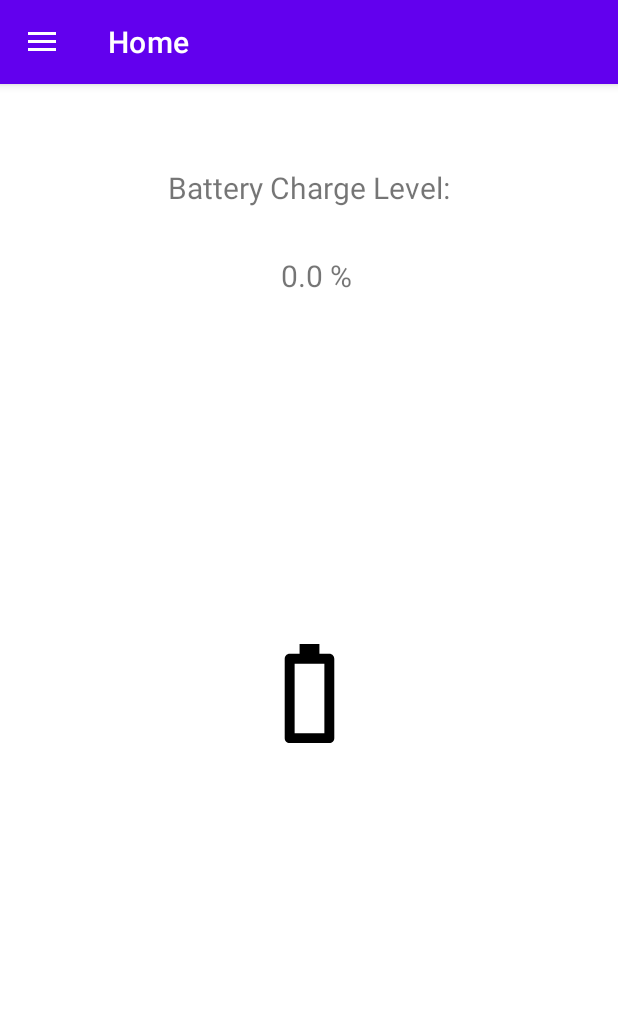
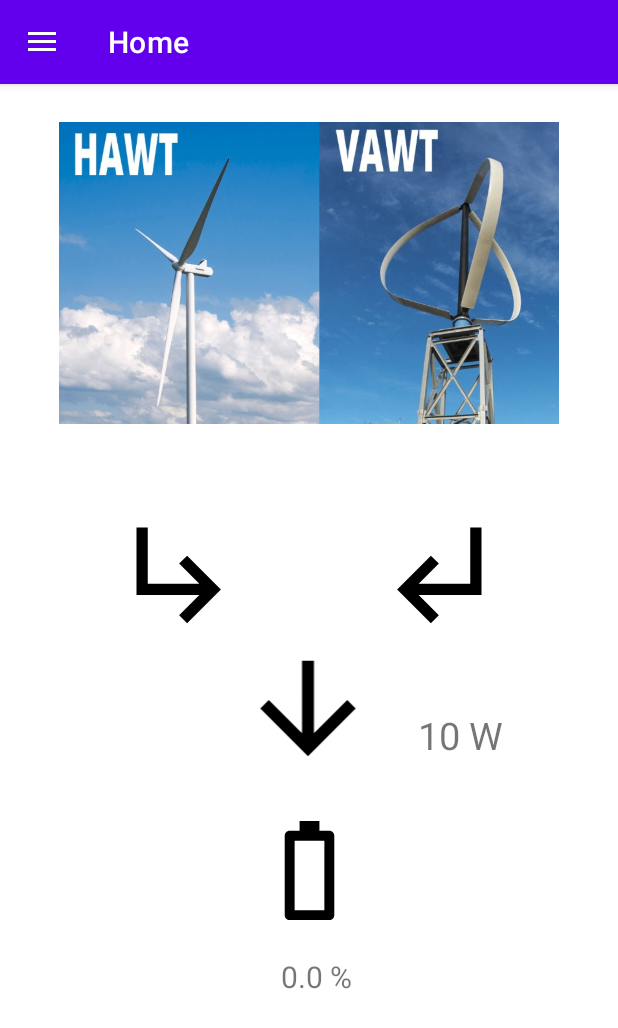
Before and after one commit to ckkirk24/ECEN-404-Group-12-Wind-Power, an Android app: the screen it shows after launch (MainActivity), on a phone screen of 412 x 824 dp. Shown: the top 1028 px of the screen. Run offline under Robolectric (Android 15) with nearby library versions, the phone set to English and light mode, and no system bars; our stand-ins replace navigation-ui; libraries missing offline, so code that uses them is left out: com.androidplot.util, com.androidplot.xy; plain views replace XYPlot; 8 statements that could not run were skipped.

Commit message:
Portrait lock, and home page edits

```diff
--- a/android_app/app/src/main/AndroidManifest.xml
+++ b/android_app/app/src/main/AndroidManifest.xml
@@ -21,7 +21,10 @@
             android:name=".MainActivity"
             android:exported="true"
             android:label="@string/app_name"
-            android:theme="@style/Theme.MenuTest.NoActionBar">
+            android:theme="@style/Theme.MenuTest.NoActionBar"
+            android:configChanges="orientation|screenSize|keyboardHidden"
+            android:screenOrientation="portrait">
+
             <intent-filter>
                 <action android:name="android.intent.action.MAIN" />
 
--- /dev/null
+++ b/android_app/app/src/main/res/drawable/baseline_arrow_downward_24.xml
@@ -0,0 +1,5 @@
+<vector android:height="24dp" android:tint="#000000"
+    android:viewportHeight="24" android:viewportWidth="24"
+    android:width="24dp" xmlns:android="http://schemas.android.com/apk/res/android">
+    <path android:fillColor="@android:color/white" android:pathData="M20,12l-1.41,-1.41L13,16.17V4h-2v12.17l-5.58,-5.59L4,12l8,8 8,-8z"/>
+</vector>
--- /dev/null
+++ b/android_app/app/src/main/res/drawable/baseline_subdirectory_arrow_left_24.xml
@@ -0,0 +1,5 @@
+<vector android:height="24dp" android:tint="#000000"
+    android:viewportHeight="24" android:viewportWidth="24"
+    android:width="24dp" xmlns:android="http://schemas.android.com/apk/res/android">
+    <path android:fillColor="@android:color/white" android:pathData="M11,9l1.42,1.42L8.83,14H18V4h2v12H8.83l3.59,3.58L11,21l-6,-6 6,-6z"/>
+</vector>
--- /dev/null
+++ b/android_app/app/src/main/res/drawable/baseline_subdirectory_arrow_right_24.xml
@@ -0,0 +1,5 @@
+<vector android:height="24dp" android:tint="#000000"
+    android:viewportHeight="24" android:viewportWidth="24"
+    android:width="24dp" xmlns:android="http://schemas.android.com/apk/res/android">
+    <path android:fillColor="@android:color/white" android:pathData="M19,15l-6,6 -1.42,-1.42L15.17,16H4V4h2v10h9.17l-3.59,-3.58L13,9l6,6z"/>
+</vector>
--- a/android_app/app/src/main/res/layout/fragment_home.xml
+++ b/android_app/app/src/main/res/layout/fragment_home.xml
@@ -6,16 +6,16 @@
     android:layout_height="match_parent"
     tools:context=".ui.home.HomeFragment">
 
-    <TextView
-        android:layout_width="wrap_content"
-        android:layout_height="wrap_content"
-        android:text="Battery Charge Level:"
-        android:textSize="20sp"
-        app:layout_constraintBottom_toBottomOf="parent"
-        app:layout_constraintEnd_toEndOf="parent"
-        app:layout_constraintStart_toStartOf="parent"
-        app:layout_constraintTop_toTopOf="parent"
-        app:layout_constraintVertical_bias="0.075" />
+<!--    <TextView-->
+<!--        android:layout_width="wrap_content"-->
+<!--        android:layout_height="wrap_content"-->
+<!--        android:text="Battery Charge Level:"-->
+<!--        android:textSize="20sp"-->
+<!--        app:layout_constraintBottom_toBottomOf="parent"-->
+<!--        app:layout_constraintEnd_toEndOf="parent"-->
+<!--        app:layout_constraintStart_toStartOf="parent"-->
+<!--        app:layout_constraintTop_toTopOf="parent"-->
+<!--        app:layout_constraintVertical_bias="0.075" />-->
 
 <!--    <TextView-->
 <!--        android:layout_width="wrap_content"-->
@@ -38,7 +38,8 @@
         app:layout_constraintEnd_toEndOf="parent"
         app:layout_constraintStart_toStartOf="parent"
         app:layout_constraintTop_toTopOf="parent"
-        app:layout_constraintVertical_bias="0.533" />
+
+        app:layout_constraintVertical_bias="0.709" />
 
     <TextView
         android:id="@+id/myTextView"
@@ -51,6 +52,67 @@
         app:layout_constraintHorizontal_bias="0.0"
         app:layout_constraintStart_toStartOf="parent"
         app:layout_constraintTop_toTopOf="parent"
-        app:layout_constraintVertical_bias="0.19" />
+        app:layout_constraintVertical_bias="0.971" />
+
+    <ImageView
+        android:id="@+id/imageView3"
+        android:layout_width="333dp"
+        android:layout_height="252dp"
+        android:src="@drawable/hawtandvawt"
+        app:layout_constraintBottom_toBottomOf="parent"
+        app:layout_constraintEnd_toEndOf="parent"
+        app:layout_constraintStart_toStartOf="parent"
+        app:layout_constraintTop_toTopOf="parent"
+        app:layout_constraintVertical_bias="0.0" />
+
+    <ImageView
+        android:id="@+id/imageView4"
+        android:layout_width="132dp"
+        android:layout_height="95dp"
+        android:src="@drawable/baseline_arrow_downward_24"
+        app:layout_constraintBottom_toBottomOf="parent"
+        app:layout_constraintEnd_toEndOf="parent"
+        app:layout_constraintHorizontal_bias="0.498"
+        app:layout_constraintStart_toStartOf="parent"
+        app:layout_constraintTop_toTopOf="parent"
+        app:layout_constraintVertical_bias="0.548" />
+
+    <ImageView
+        android:id="@+id/imageView5"
+        android:layout_width="90dp"
+        android:layout_height="90dp"
+        android:src="@drawable/baseline_subdirectory_arrow_right_24"
+        app:layout_constraintBottom_toBottomOf="parent"
+        app:layout_constraintEnd_toEndOf="parent"
+        app:layout_constraintHorizontal_bias="0.236"
+        app:layout_constraintStart_toStartOf="parent"
+        app:layout_constraintTop_toTopOf="parent"
+        app:layout_constraintVertical_bias="0.414" />
+
+    <ImageView
+        android:id="@+id/imageView6"
+        android:layout_width="90dp"
+        android:layout_height="90dp"
+        android:src="@drawable/baseline_subdirectory_arrow_left_24"
+
+        app:layout_constraintBottom_toBottomOf="parent"
+        app:layout_constraintEnd_toEndOf="parent"
+        app:layout_constraintHorizontal_bias="0.763"
+        app:layout_constraintStart_toStartOf="parent"
+        app:layout_constraintTop_toTopOf="parent"
+        app:layout_constraintVertical_bias="0.414" />
+
+    <TextView
+        android:id="@+id/textView2"
+        android:layout_width="wrap_content"
+        android:layout_height="wrap_content"
+        android:text="10 W"
+        android:textSize="25sp"
+        app:layout_constraintBottom_toBottomOf="parent"
+        app:layout_constraintEnd_toEndOf="parent"
+        app:layout_constraintHorizontal_bias="0.785"
+        app:layout_constraintStart_toStartOf="parent"
+        app:layout_constraintTop_toTopOf="parent"
+        app:layout_constraintVertical_bias="0.568" />
 
 </androidx.constraintlayout.widget.ConstraintLayout>
```
Also changed, not shown: android_app/app/src/main/res/drawable/hawtandvawt.jpg (added), android_app/gradle/wrapper/gradle-wrapper.properties (added), 1 other file.
